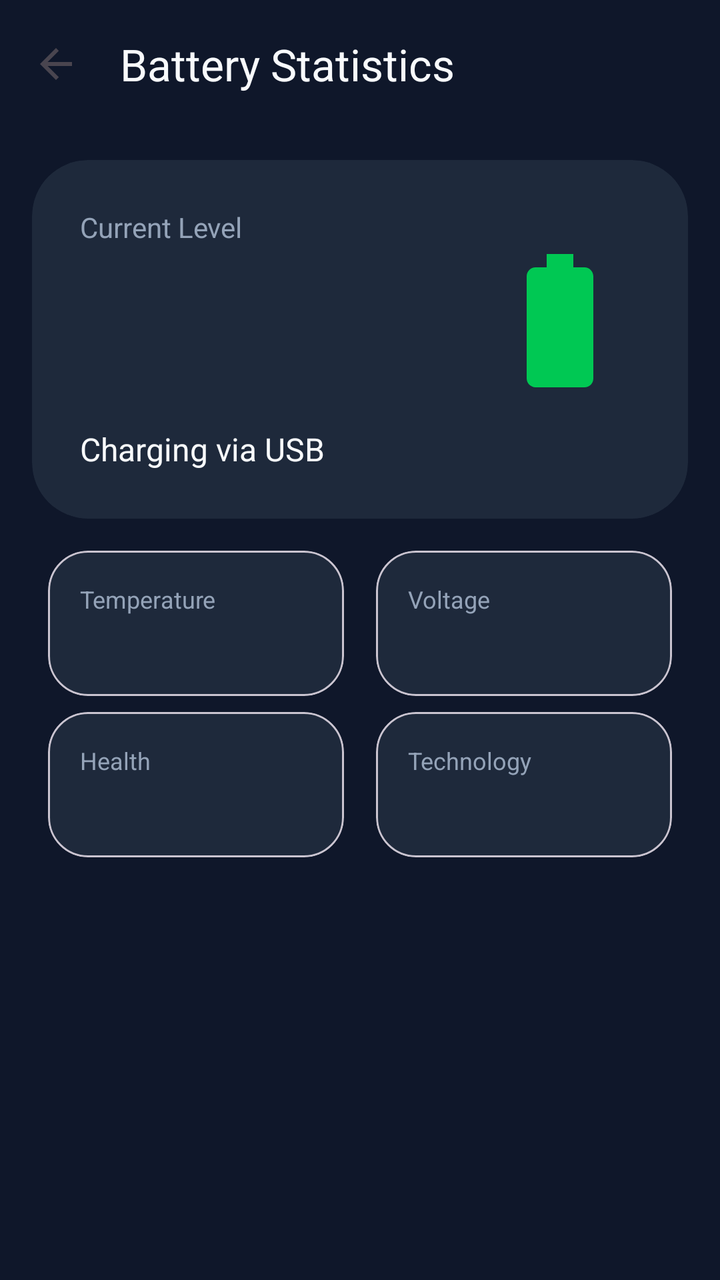
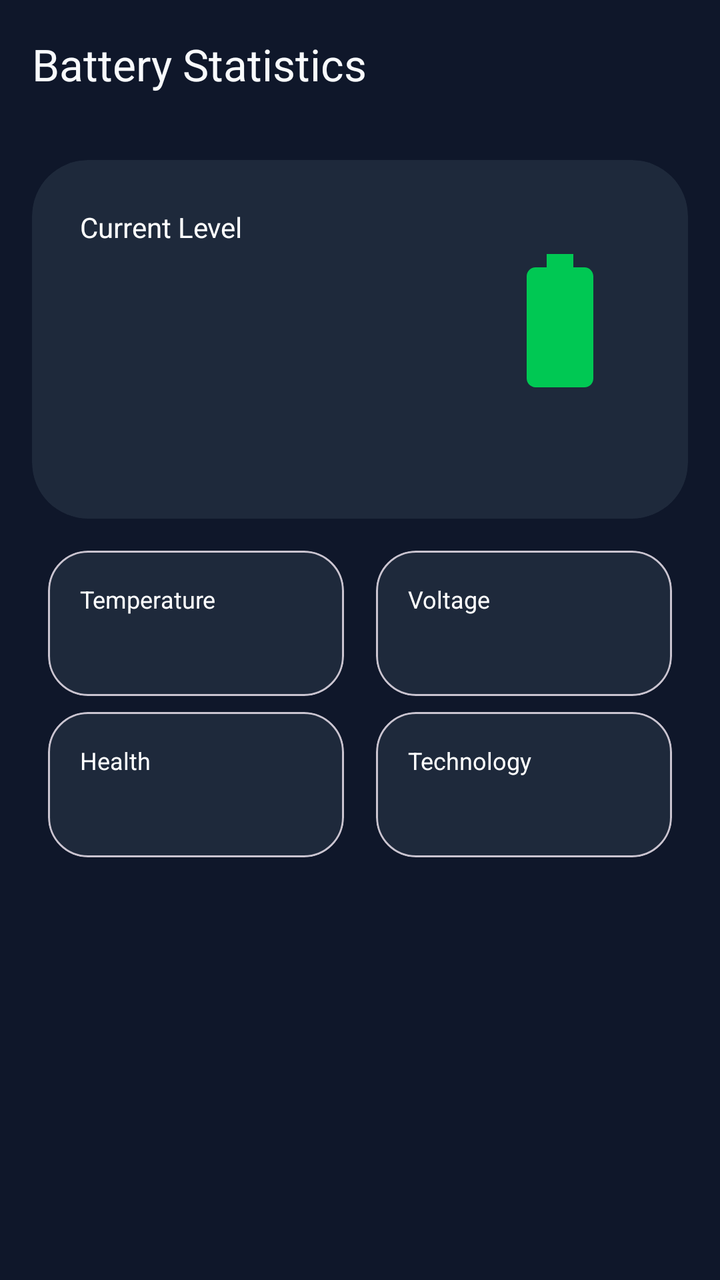

Compare the two renders of this Android layout. The source of the first and the diff that turns it into the second are given below.
<!-- AndroidManifest.xml: application theme Theme.BatteryManager -->
<!-- res/layout/activity_next_page.xml -->
<?xml version="1.0" encoding="utf-8"?>
<androidx.coordinatorlayout.widget.CoordinatorLayout xmlns:android="http://schemas.android.com/apk/res/android"
    xmlns:app="http://schemas.android.com/apk/res-auto"
    android:layout_width="match_parent"
    android:layout_height="match_parent"
    android:background="@color/bg_dark">

    <com.google.android.material.appbar.AppBarLayout
        android:layout_width="match_parent"
        android:layout_height="wrap_content"
        android:background="@android:color/transparent"
        app:elevation="0dp">

        <androidx.appcompat.widget.Toolbar
            android:id="@+id/toolbar"
            android:layout_width="match_parent"
            android:layout_height="?attr/actionBarSize"
            app:navigationIcon="?attr/homeAsUpIndicator"
            app:title="Battery Statistics"
            app:titleTextColor="@color/text_primary" />
    </com.google.android.material.appbar.AppBarLayout>

    <androidx.core.widget.NestedScrollView
        android:layout_width="match_parent"
        android:layout_height="match_parent"
        app:layout_behavior="@string/appbar_scrolling_view_behavior">

        <LinearLayout
            android:layout_width="match_parent"
            android:layout_height="wrap_content"
            android:orientation="vertical"
            android:padding="16dp">

            <com.google.android.material.card.MaterialCardView
                android:layout_width="match_parent"
                android:layout_height="wrap_content"
                app:cardBackgroundColor="@color/card_bg"
                app:cardCornerRadius="28dp"
                app:cardElevation="0dp"
                app:strokeWidth="0dp">

                <androidx.constraintlayout.widget.ConstraintLayout
                    android:layout_width="match_parent"
                    android:layout_height="wrap_content"
                    android:padding="24dp">

                    <TextView
                        android:id="@+id/tvLevelLabel"
                        android:layout_width="wrap_content"
                        android:layout_height="wrap_content"
                        android:text="@string/current_level"
                        android:textColor="@color/text_secondary"
                        android:textSize="14sp"
                        app:layout_constraintStart_toStartOf="parent"
                        app:layout_constraintTop_toTopOf="parent" />

                    <TextView
                        android:id="@+id/batteryLevelValue"
                        android:layout_width="wrap_content"
                        android:layout_height="wrap_content"
                        android:textColor="@color/green"
                        android:textSize="56sp"
                        android:textStyle="bold"
                        android:fontFamily="@font/digital"
                        app:layout_constraintStart_toStartOf="parent"
                        app:layout_constraintTop_toBottomOf="@id/tvLevelLabel" />

                    <ImageView
                        android:id="@+id/batteryIconLarge"
                        android:layout_width="80dp"
                        android:layout_height="80dp"
                        android:contentDescription="@string/battery_icon"
                        android:src="@drawable/ic_battery"
                        app:layout_constraintBottom_toBottomOf="@id/batteryLevelValue"
                        app:layout_constraintEnd_toEndOf="parent"
                        app:layout_constraintTop_toTopOf="@id/batteryLevelValue" />

                    <TextView
                        android:id="@+id/status"
                        android:layout_width="wrap_content"
                        android:layout_height="wrap_content"
                        android:layout_marginTop="16dp"
                        android:text="@string/charging_via_usb"
                        android:textColor="@color/text_primary"
                        android:textSize="16sp"
                        app:layout_constraintStart_toStartOf="parent"
                        app:layout_constraintTop_toBottomOf="@id/batteryLevelValue" />


                </androidx.constraintlayout.widget.ConstraintLayout>
            </com.google.android.material.card.MaterialCardView>

            <androidx.constraintlayout.widget.ConstraintLayout
                android:layout_width="match_parent"
                android:layout_height="wrap_content"
                android:layout_marginTop="8dp">


                <com.google.android.material.card.MaterialCardView
                    android:id="@+id/cardTemp"
                    android:layout_width="0dp"
                    android:layout_height="wrap_content"
                    android:layout_margin="8dp"
                    app:cardBackgroundColor="@color/card_bg"
                    app:cardCornerRadius="20dp"
                    app:cardElevation="0dp"
                    app:layout_constraintEnd_toStartOf="@+id/cardVolt"
                    app:layout_constraintHorizontal_weight="1"
                    app:layout_constraintStart_toStartOf="parent"
                    app:layout_constraintTop_toTopOf="parent">

                    <LinearLayout
                        android:layout_width="match_parent"
                        android:layout_height="wrap_content"
                        android:orientation="vertical"
                        android:padding="16dp">

                        <TextView
                            android:layout_width="wrap_content"
                            android:layout_height="wrap_content"
                            android:text="@string/temperature"
                            android:textColor="@color/text_secondary"
                            android:textSize="12sp" />

                        <TextView
                            android:id="@+id/temperature"
                            android:layout_width="wrap_content"
                            android:layout_height="wrap_content"
                            android:textColor="@color/text_primary"
                            android:textSize="18sp"
                            android:textStyle="bold" />
                    </LinearLayout>
                </com.google.android.material.card.MaterialCardView>

                <com.google.android.material.card.MaterialCardView
                    android:id="@+id/cardVolt"
                    android:layout_width="0dp"
                    android:layout_height="wrap_content"
                    android:layout_margin="8dp"
                    app:cardBackgroundColor="@color/card_bg"
                    app:cardCornerRadius="20dp"
                    app:cardElevation="0dp"
                    app:layout_constraintEnd_toEndOf="parent"
                    app:layout_constraintHorizontal_weight="1"
                    app:layout_constraintStart_toEndOf="@id/cardTemp"
                    app:layout_constraintTop_toTopOf="parent">

                    <LinearLayout
                        android:layout_width="match_parent"
                        android:layout_height="wrap_content"
                        android:orientation="vertical"
                        android:padding="16dp">

                        <TextView
                            android:layout_width="wrap_content"
                            android:layout_height="wrap_content"
                            android:text="@string/voltage"
                            android:textColor="@color/text_secondary"
                            android:textSize="12sp" />

                        <TextView
                            android:id="@+id/voltage"
                            android:layout_width="wrap_content"
                            android:layout_height="wrap_content"
                            android:textColor="@color/text_primary"
                            android:textSize="18sp"
                            android:textStyle="bold" />
                    </LinearLayout>
                </com.google.android.material.card.MaterialCardView>

                <com.google.android.material.card.MaterialCardView
                    android:id="@+id/cardHealth"
                    android:layout_width="0dp"
                    android:layout_height="wrap_content"
                    android:layout_margin="8dp"
                    app:cardBackgroundColor="@color/card_bg"
                    app:cardCornerRadius="20dp"
                    app:cardElevation="0dp"
                    app:layout_constraintEnd_toStartOf="@+id/cardTech"
                    app:layout_constraintHorizontal_weight="1"
                    app:layout_constraintStart_toStartOf="parent"
                    app:layout_constraintTop_toBottomOf="@id/cardTemp">

                    <LinearLayout
                        android:layout_width="match_parent"
                        android:layout_height="wrap_content"
                        android:orientation="vertical"
                        android:padding="16dp">

                        <TextView
                            android:layout_width="wrap_content"
                            android:layout_height="wrap_content"
                            android:text="@string/health"
                            android:textColor="@color/text_secondary"
                            android:textSize="12sp" />

                        <TextView
                            android:id="@+id/health"
                            android:layout_width="wrap_content"
                            android:layout_height="wrap_content"
                            android:textColor="@color/green"
                            android:textSize="18sp"
                            android:textStyle="bold" />
                    </LinearLayout>
                </com.google.android.material.card.MaterialCardView>

                <com.google.android.material.card.MaterialCardView
                    android:id="@+id/cardTech"
                    android:layout_width="0dp"
                    android:layout_height="wrap_content"
                    android:layout_margin="8dp"
                    app:cardBackgroundColor="@color/card_bg"
                    app:cardCornerRadius="20dp"
                    app:cardElevation="0dp"
                    app:layout_constraintEnd_toEndOf="parent"
                    app:layout_constraintHorizontal_weight="1"
                    app:layout_constraintStart_toEndOf="@id/cardHealth"
                    app:layout_constraintTop_toBottomOf="@id/cardVolt">

                    <LinearLayout
                        android:layout_width="match_parent"
                        android:layout_height="wrap_content"
                        android:orientation="vertical"
                        android:padding="16dp">

                        <TextView
                            android:layout_width="wrap_content"
                            android:layout_height="wrap_content"
                            android:text="@string/technology"
                            android:textColor="@color/text_secondary"
                            android:textSize="12sp" />

                        <TextView
                            android:id="@+id/batteryType"
                            android:layout_width="wrap_content"
                            android:layout_height="wrap_content"
                            android:textColor="@color/text_primary"
                            android:textSize="18sp"
                            android:textStyle="bold" />
                    </LinearLayout>
                </com.google.android.material.card.MaterialCardView>

            </androidx.constraintlayout.widget.ConstraintLayout>

            <View
                android:layout_width="match_parent"
                android:layout_height="80dp" />

        </LinearLayout>
    </androidx.core.widget.NestedScrollView>

</androidx.coordinatorlayout.widget.CoordinatorLayout>
<!-- resources referenced by this layout -->
<resources>
  <color name="bg_dark">#0F172A</color>
  <color name="card_bg">#1E293B</color>
  <color name="green">#00C853</color>
  <color name="text_primary">#F8FAFC</color>
  <color name="text_secondary">#94A3B8</color>
  <!-- drawable ic_battery (drawable) -->
  <vector xmlns:android="http://schemas.android.com/apk/res/android"
      android:width="200dp"
      android:height="200dp"
      android:viewportWidth="24"
      android:viewportHeight="24">
      <path
          android:fillColor="@color/green"
          android:pathData="M15.67,4H14V2h-4v2H8.33C7.6,4 7,4.6 7,5.33v15.33C7,21.4 7.6,22 8.33,22h7.33c0.74,0 1.34,-0.6 1.34,-1.33V5.33C17,4.6 16.4,4 15.67,4z" />
  </vector>
  <string name="battery_icon">battery_icon</string>
  <string name="charging_via_usb">Charging via USB</string>
  <string name="current_level">Current Level</string>
  <string name="health">Health</string>
  <string name="technology">Technology</string>
  <string name="temperature">Temperature</string>
  <string name="voltage">Voltage</string>
  <style name="Theme.BatteryManager" parent="Base.Theme.BatteryManager" />
  <style name="Base.Theme.BatteryManager" parent="Theme.Material3.DayNight.NoActionBar">
          
          
      </style>
</resources>

<!-- the commit's change to res/layout/activity_next_page.xml (unified diff, before → after) -->
@@ -1,6 +1,7 @@
 <?xml version="1.0" encoding="utf-8"?>
 <androidx.coordinatorlayout.widget.CoordinatorLayout xmlns:android="http://schemas.android.com/apk/res/android"
     xmlns:app="http://schemas.android.com/apk/res-auto"
+    xmlns:tools="http://schemas.android.com/tools"
     android:layout_width="match_parent"
     android:layout_height="match_parent"
     android:background="@color/bg_dark">
@@ -15,7 +16,6 @@
             android:id="@+id/toolbar"
             android:layout_width="match_parent"
             android:layout_height="?attr/actionBarSize"
-            app:navigationIcon="?attr/homeAsUpIndicator"
             app:title="Battery Statistics"
             app:titleTextColor="@color/text_primary" />
     </com.google.android.material.appbar.AppBarLayout>
@@ -49,7 +49,7 @@
                         android:layout_width="wrap_content"
                         android:layout_height="wrap_content"
                         android:text="@string/current_level"
-                        android:textColor="@color/text_secondary"
+                        android:textColor="@color/white"
                         android:textSize="14sp"
                         app:layout_constraintStart_toStartOf="parent"
                         app:layout_constraintTop_toTopOf="parent" />
@@ -80,7 +80,6 @@
                         android:layout_width="wrap_content"
                         android:layout_height="wrap_content"
                         android:layout_marginTop="16dp"
-                        android:text="@string/charging_via_usb"
                         android:textColor="@color/text_primary"
                         android:textSize="16sp"
                         app:layout_constraintStart_toStartOf="parent"
@@ -119,7 +118,7 @@
                             android:layout_width="wrap_content"
                             android:layout_height="wrap_content"
                             android:text="@string/temperature"
-                            android:textColor="@color/text_secondary"
+                            android:textColor="@color/white"
                             android:textSize="12sp" />
 
                         <TextView
@@ -155,7 +154,7 @@
                             android:layout_width="wrap_content"
                             android:layout_height="wrap_content"
                             android:text="@string/voltage"
-                            android:textColor="@color/text_secondary"
+                            android:textColor="@color/white"
                             android:textSize="12sp" />
 
                         <TextView
@@ -191,7 +190,7 @@
                             android:layout_width="wrap_content"
                             android:layout_height="wrap_content"
                             android:text="@string/health"
-                            android:textColor="@color/text_secondary"
+                            android:textColor="@color/white"
                             android:textSize="12sp" />
 
                         <TextView
@@ -227,7 +226,7 @@
                             android:layout_width="wrap_content"
                             android:layout_height="wrap_content"
                             android:text="@string/technology"
-                            android:textColor="@color/text_secondary"
+                            android:textColor="@color/white"
                             android:textSize="12sp" />
 
                         <TextView
@@ -242,9 +241,9 @@
 
             </androidx.constraintlayout.widget.ConstraintLayout>
 
-            <View
-                android:layout_width="match_parent"
-                android:layout_height="80dp" />
+            <TextView
+                android:layout_width="wrap_content"
+                android:layout_height="wrap_content" />
 
         </LinearLayout>
     </androidx.core.widget.NestedScrollView>
<!-- resource entries referenced after the edit -->
@@ -4,7 +4,7 @@
   <color name="card_bg">#1E293B</color>
   <color name="green">#00C853</color>
   <color name="text_primary">#F8FAFC</color>
-  <color name="text_secondary">#94A3B8</color>
+  <color name="white">#FFFFFFFF</color>
   <!-- drawable ic_battery (drawable) -->
   <vector xmlns:android="http://schemas.android.com/apk/res/android"
       android:width="200dp"
@@ -16,7 +16,6 @@
           android:pathData="M15.67,4H14V2h-4v2H8.33C7.6,4 7,4.6 7,5.33v15.33C7,21.4 7.6,22 8.33,22h7.33c0.74,0 1.34,-0.6 1.34,-1.33V5.33C17,4.6 16.4,4 15.67,4z" />
   </vector>
   <string name="battery_icon">battery_icon</string>
-  <string name="charging_via_usb">Charging via USB</string>
   <string name="current_level">Current Level</string>
   <string name="health">Health</string>
   <string name="technology">Technology</string>
